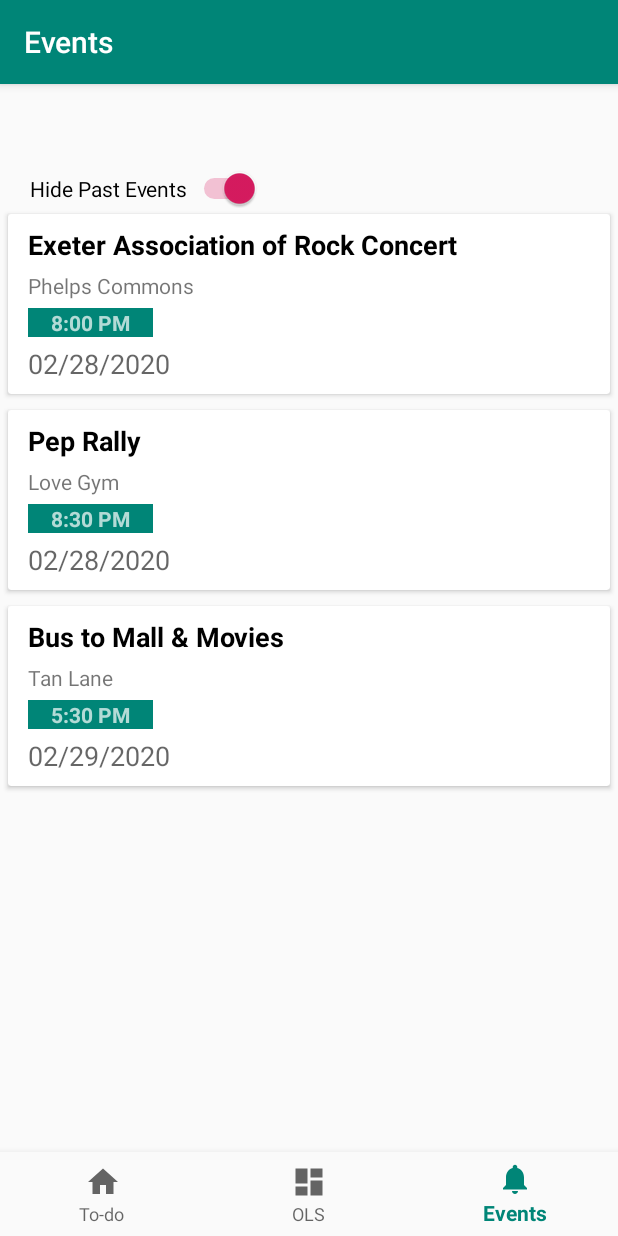
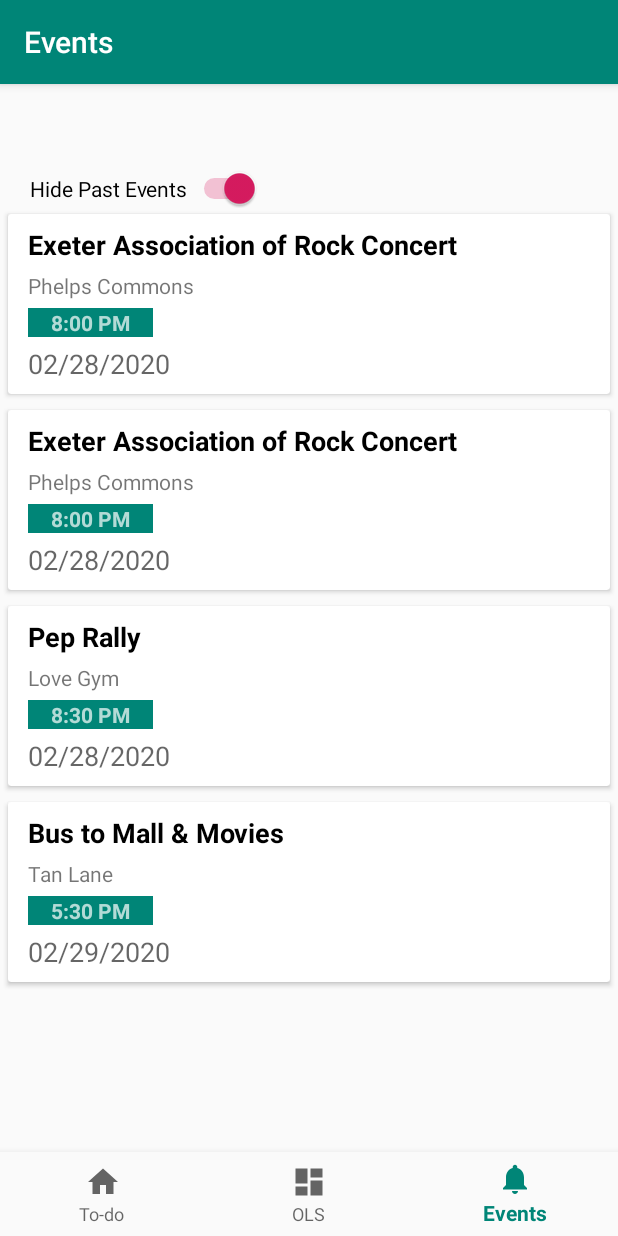
Before and after one commit to josephchen1/Connexeter, an Android app: the NotificationsFragment screen opened through its navigation route, on a phone screen of 412 x 824 dp. Run offline under Robolectric (Android 15) with nearby library versions, the phone set to English and light mode, and no system bars; our stand-ins replace navigation-ui.

Commit message:
More fixes on notification

```diff
--- a/app/src/main/java/com/example/connexeter/ui/notifications/NotificationsFragment.java
+++ b/app/src/main/java/com/example/connexeter/ui/notifications/NotificationsFragment.java
@@ -80,7 +80,7 @@ public class NotificationsFragment extends Fragment {
         notificationIntent.putExtra(MyNotificationPublisher.NOTIFICATION, notification);
         PendingIntent pendingIntent = PendingIntent.getBroadcast(getContext(), x, notificationIntent, PendingIntent.FLAG_CANCEL_CURRENT);
 
-        long futureInMillis = SystemClock.elapsedRealtime() + event.getStartTimeMS() - System.currentTimeMillis() - 1800000;
+        long futureInMillis = SystemClock.elapsedRealtime() + event.getDateMS() + event.getStartTimeMS() - System.currentTimeMillis() - 1800000;
 
         AlarmManager alarmManager = (AlarmManager) getContext().getSystemService(Context.ALARM_SERVICE);
         alarmManager.set(AlarmManager.ELAPSED_REALTIME_WAKEUP, futureInMillis, pendingIntent);
@@ -280,6 +280,24 @@ public class NotificationsFragment extends Fragment {
                 )
         );
 
+        eventList.add(
+                new Event(14,
+                        "Exeter Association of Rock Concert",
+                        "Phelps Commons",
+                        "8:00 PM",
+                        "02/28/2020"
+                )
+        );
+
+        eventList.add(
+                new Event(14,
+                        "test",
+                        "Phelps Commons",
+                        "1:25 PM",
+                        "02/27/2020"
+                )
+        );
+
         for (int x = 0; x < eventList.size() - 1; x++) {
             if (eventList.get(x + 1).getDateMS() < (eventList.get(x).getDateMS())) {
                 Event temp = eventList.get(x + 1);
@@ -300,9 +318,9 @@ public class NotificationsFragment extends Fragment {
             }
         }
 
-        //TODO: see if works!
+        //TODO: see if works! nvm fix it
         for (int x = 0; x < eventList.size(); x++) {
-            if (eventList.get(x).getStartTimeMS() > (System.currentTimeMillis() - 86400000)) {
+            if (eventList.get(x).getDateMS() + eventList.get(x).getStartTimeMS() > (System.currentTimeMillis() - 86400000)) {
                 eventList.get(x).setId(x);
                 sendOnChannel1(eventList.get(x), x);
             }
```
